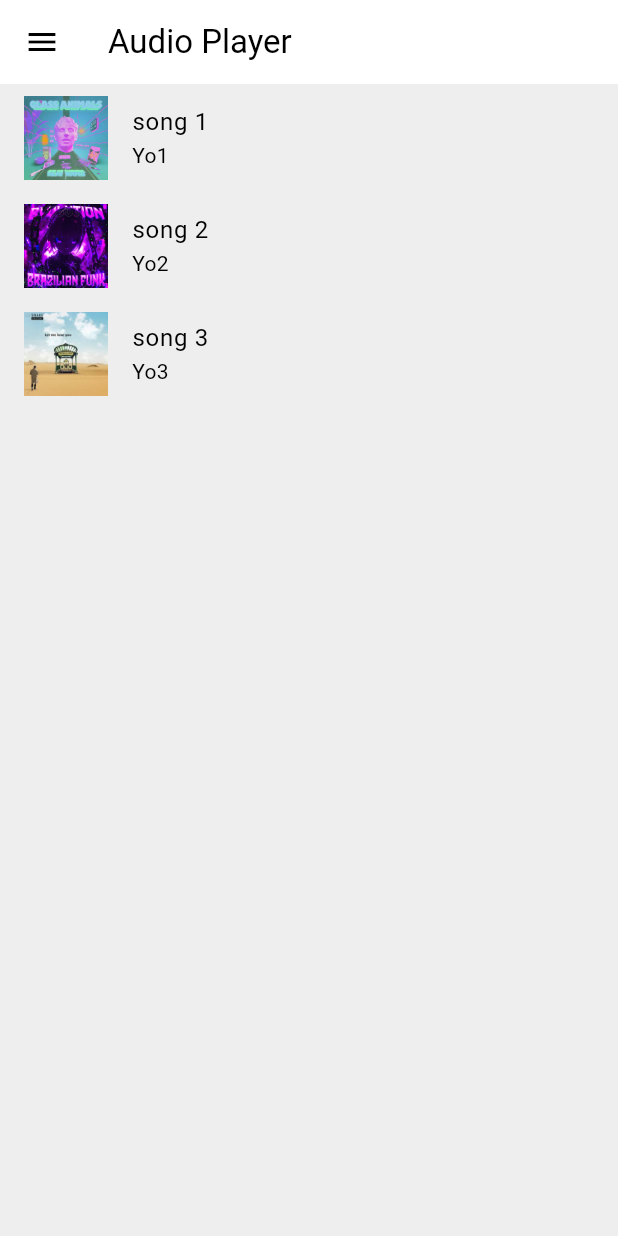
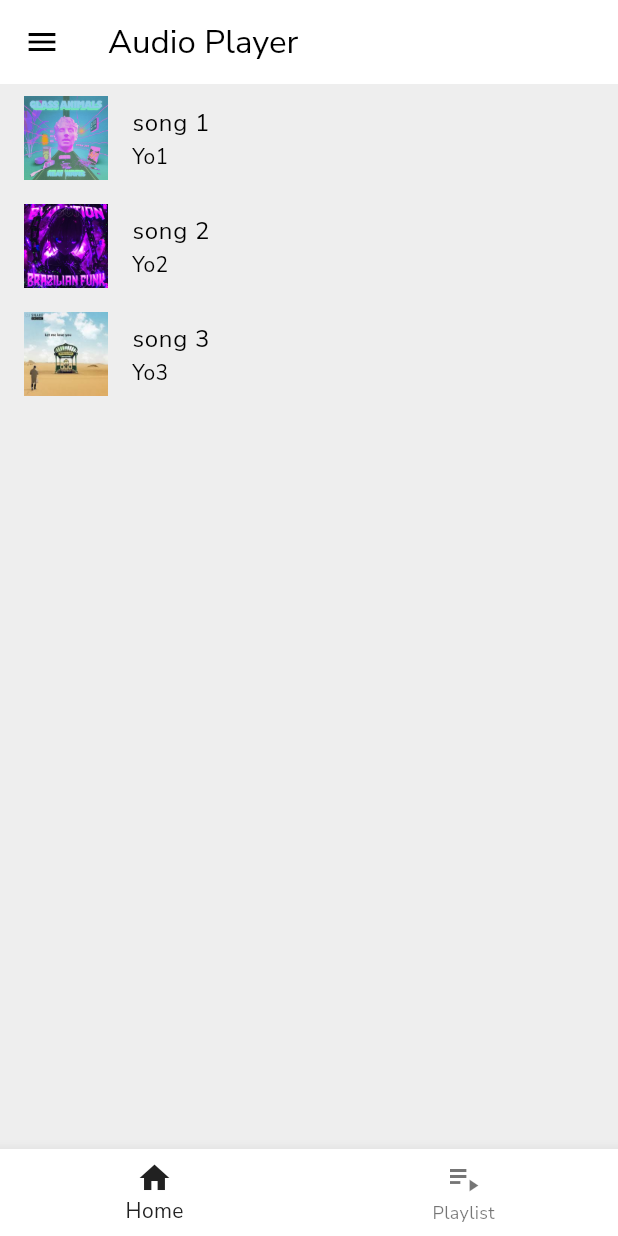
Before and after one commit to om945/flutter_music_app, a Flutter app: the screen it shows after launch, in the side drawer, after a tap on "Home", on a phone screen of 412 x 824 dp. Run offline on Flutter 3.47's test engine with Material 3 defaults, Android fonts, the light colour scheme and no system bars; our stand-ins replace audioplayers, google_fonts.

Commit message:
Implement playlist functionality and enhance UI elements

```diff
--- a/lib/pages/audioplay_url.dart
+++ b/lib/pages/audioplay_url.dart
@@ -2,8 +2,10 @@ import 'package:flutter/material.dart';
 import 'package:flutter_application_1/models/playlist_provider.dart';
 import 'package:flutter_application_1/models/songs.dart';
 import 'package:flutter_application_1/pages/drawer.dart';
+import 'package:flutter_application_1/pages/playlist.dart';
 import 'package:flutter_application_1/pages/song_page.dart';
 import 'package:provider/provider.dart';
+
 
 class Audiopage extends StatefulWidget {
   const Audiopage({super.key});
@@ -16,6 +18,8 @@ class _AudioplayUrlState extends State<Audiopage> {
 
   late final dynamic playlistProvider;
 
+
+
   @override
   void initState() {
     // TODO: implement initState
@@ -27,13 +31,34 @@ class _AudioplayUrlState extends State<Audiopage> {
   void goToSong(int songIndex){
     playlistProvider.currentSongIndex = songIndex;
 
-    Navigator.push(context, MaterialPageRoute(builder: (context)=> SongPage()));
+    Navigator.push(context, MaterialPageRoute(builder: (context)=> SongPage(
+      onSongAdd: (Songs song) {
+        // Add your onSongAdd logic here
+        return null;
+      }
+    )));
   }
 
   @override
   Widget build(BuildContext context) {
     return Scaffold(
       backgroundColor: Theme.of(context).colorScheme.background,
+      bottomNavigationBar: BottomNavigationBar(
+      selectedItemColor: Theme.of(context).colorScheme.secondary,
+      items:[
+      BottomNavigationBarItem(icon: Icon(Icons.home), label: "Home"),
+      BottomNavigationBarItem(icon: Icon(Icons.playlist_play_sharp),
+      label: "Playlist"
+      ),],
+      onTap: (int index){
+        if(index == 0){
+          return null;
+        }else{
+          Navigator.push(context, MaterialPageRoute(builder: (context) => Playlist(
+          )));
+        }
+      },
+      ),
       appBar: AppBar(
         title: Text("Audio Player"),
       ),
--- a/lib/pages/drawer.dart
+++ b/lib/pages/drawer.dart
@@ -11,8 +11,8 @@ class MyDrawer extends StatelessWidget {
       child: Column(
         children: [
           DrawerHeader(child: Center(
-            child: Icon(Icons.music_note,size: 45,
-            color: Theme.of(context).colorScheme.inversePrimary,),
+            child: Icon(Icons.music_note,size: 100,
+            color: Theme.of(context).colorScheme.secondary,),
           ),),
           Padding(
             padding: const EdgeInsets.only(left: 25,top: 25),
--- /dev/null
+++ b/lib/pages/playlist.dart
@@ -0,0 +1,30 @@
+import 'package:flutter/material.dart';
+import 'package:flutter_application_1/models/songs.dart';
+import 'package:flutter_application_1/pages/song_page.dart';
+
+class Playlist extends StatefulWidget {
+  Playlist({
+    super.key,
+    });
+  @override
+  State<Playlist> createState() => _PlaylistState();
+}
+
+class _PlaylistState extends State<Playlist> {
+
+  //list to store song
+  List<Songs> _songs = [];
+  void _addSong(Songs song){
+    //add Fav. song
+    setState(() {
+      _songs.add(song);
+    });
+  }
+
+  @override
+  Widget build(BuildContext context) {
+    return SongPage(
+     onSongAdd:_addSong,
+    );
+  }
+}
--- a/lib/pages/setting.dart
+++ b/lib/pages/setting.dart
@@ -13,7 +13,10 @@ class Setting extends StatelessWidget {
         title: Text("Settings"),
       ),
       body: Container(
-        decoration: BoxDecoration(color: Theme.of(context).colorScheme.primary),
+        decoration: BoxDecoration(color: Theme.of(context).brightness == Brightness.dark
+        ? Colors.black12
+        : Colors.white
+        ),
         padding: EdgeInsets.all(16),
         margin: EdgeInsets.all(10),
         child: Row(
--- a/lib/pages/themepage.dart/dark_mode.dart
+++ b/lib/pages/themepage.dart/dark_mode.dart
@@ -1,10 +1,13 @@
 import 'package:flutter/material.dart';
+import 'package:google_fonts/google_fonts.dart';
 
 ThemeData DarkMode = ThemeData(
+  iconTheme: IconThemeData(color: Colors.grey.shade100),
+  fontFamily: GoogleFonts.nunitoSans().fontFamily,
   colorScheme: ColorScheme.dark(
     background:  Colors.grey.shade900,
     primary: Colors.grey.shade600,
-    secondary: Colors.grey.shade200,
-    inversePrimary: Colors.grey.shade900
+    secondary: Colors.grey.shade100,
+    inversePrimary: Colors.grey.shade100
   )
 );
--- a/lib/pages/themepage.dart/light_mode.dart
+++ b/lib/pages/themepage.dart/light_mode.dart
@@ -1,10 +1,13 @@
 import 'package:flutter/material.dart';
+import 'package:google_fonts/google_fonts.dart';
 
 ThemeData LightMode = ThemeData(
+  iconTheme: IconThemeData(color: Colors.grey.shade900),
+  fontFamily: GoogleFonts.nunitoSans().fontFamily,
   colorScheme: ColorScheme.light(
     background:  Colors.grey.shade200,
     primary: Colors.grey.shade200,
-    secondary: Colors.grey.shade200,
+    secondary: Colors.grey.shade900,
     inversePrimary: Colors.grey.shade900
   )
 );
--- a/lib/pages/themepage.dart/theme_proivder.dart
+++ b/lib/pages/themepage.dart/theme_proivder.dart
@@ -14,6 +14,7 @@ class ThemeProvider extends ChangeNotifier {
     notifyListeners();
   }
 
+
   void toggleTheme(){
     if(_themeData == LightMode){
       themeData = DarkMode;
--- a/pubspec.yaml
+++ b/pubspec.yaml
@@ -36,6 +36,7 @@ dependencies:
   cupertino_icons: ^1.0.8
   audioplayers: ^6.1.2
   provider: ^6.1.2
+  google_fonts: ^6.2.1
 
 dev_dependencies:
   flutter_test:
```
Also changed, not shown: lib/pages/song_page.dart (+21 -13 lines), lib/pages/theme_box.dart (+11 -6 lines), pubspec.lock.
